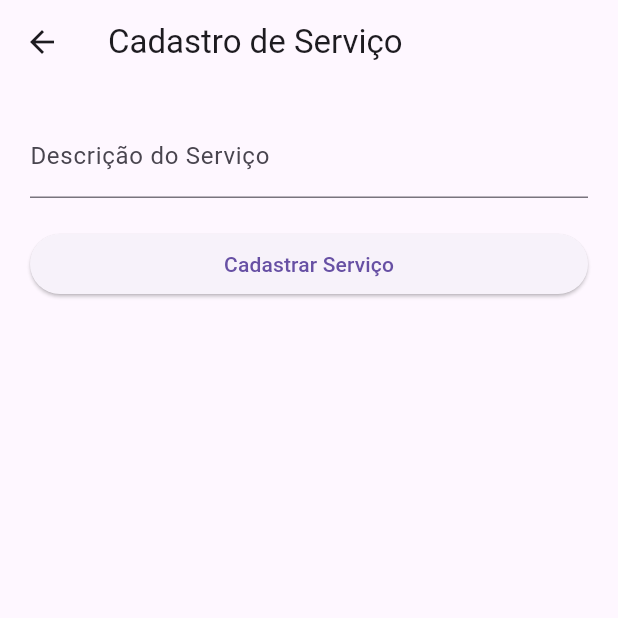
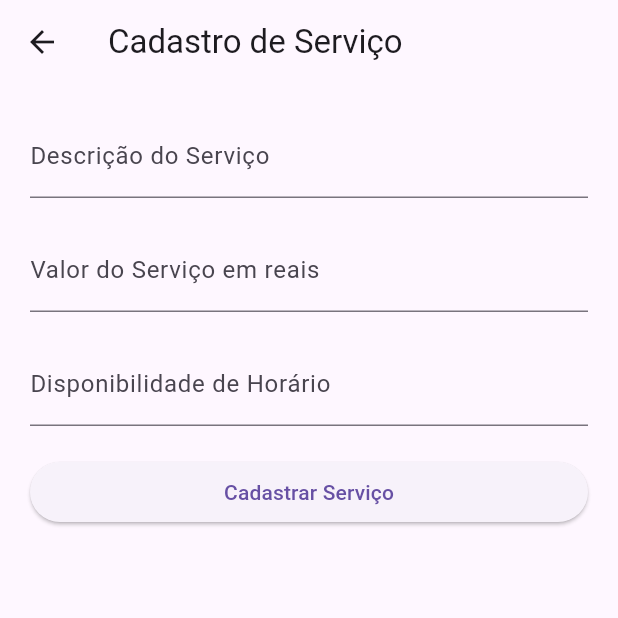
Before and after one commit to ViniciusDevelopment/Projeto_de_sistemas-2024.1, a Flutter app: the ServiceRegistrationPage screen opened directly, on a phone screen of 412 x 824 dp, the top half of it. Run offline on Flutter 3.47's test engine with Material 3 defaults, Android fonts, the phone set to English and light mode, and no system bars; our stand-ins replace cloud_firestore, firebase_auth, firebase_core, get, table_calendar; missing offline and left inert: dart:js; accounts and stored records are empty; network calls fail.

Commit message:
Adicionando os campos Valor e Disponibilidade no cadastro de serviço

```diff
--- a/aplicacaoflutter/lib/Controller/ServiceController.dart
+++ b/aplicacaoflutter/lib/Controller/ServiceController.dart
@@ -22,7 +22,8 @@ class ServiceController extends GetxController {
       await _db.collection("Servicos").add({
         "uid": user.uid, // Vincular o UID do usuário ao serviço
         "descricao": service.descricao,
-        // Adicionar mais campos do serviço conforme necessário
+        "valor": service.valor,
+        "disponibilidade": service.disponibilidade,
       });
 
       // Exibir mensagem de sucesso
--- a/aplicacaoflutter/lib/Models/Service.dart
+++ b/aplicacaoflutter/lib/Models/Service.dart
@@ -1,14 +1,19 @@
 class ServiceModel {
-  final String descricao;
+  String descricao;
+  double valor;
+  String disponibilidade;
 
+  ServiceModel({
+    required this.descricao,
+    required this.valor,
+    required this.disponibilidade,
+  });
 
-  const ServiceModel(
-      {required this.descricao,});
-
-  toJson() {
+  Map<String, dynamic> toMap() {
     return {
-      "Descricao": descricao,
-
+      'descricao': descricao,
+      'valor': valor,
+      'disponibilidade': disponibilidade,
     };
   }
 }
--- a/aplicacaoflutter/lib/Pagescliente/CadastrarservicoPage.dart
+++ b/aplicacaoflutter/lib/Pagescliente/CadastrarservicoPage.dart
@@ -1,25 +1,37 @@
 import 'package:flutter/material.dart';
+import 'package:flutter/services.dart'; // Import necessário para FilteringTextInputFormatter
 import 'package:get/get.dart';
 import 'package:servicocerto/Controller/ServiceController.dart';
 import 'package:servicocerto/Models/Service.dart';
 
 class ServiceRegistrationPage extends StatefulWidget {
   @override
-  _ServiceRegistrationPageState createState() => _ServiceRegistrationPageState();
+  _ServiceRegistrationPageState createState() =>
+      _ServiceRegistrationPageState();
 }
 
 class _ServiceRegistrationPageState extends State<ServiceRegistrationPage> {
   final TextEditingController _descricaoController = TextEditingController();
+  final TextEditingController _valorController = TextEditingController();
+  final TextEditingController _disponibilidadeController =
+      TextEditingController();
 
   void _cadastrarServico() {
     String descricao = _descricaoController.text.trim();
+    String valor = _valorController.text.trim();
+    String disponibilidade = _disponibilidadeController.text.trim();
 
-    if (descricao.isNotEmpty) {
-      ServiceModel service = ServiceModel(descricao: descricao);
+    if (descricao.isNotEmpty &&
+        valor.isNotEmpty &&
+        disponibilidade.isNotEmpty) {
+      ServiceModel service = ServiceModel(
+        descricao: descricao,
+        valor: double.parse(valor),
+        disponibilidade: disponibilidade,
+      );
       ServiceController.instance.createService(service);
 
       Navigator.pop(context);
-
     } else {
       Get.snackbar(
         "Erro",
@@ -47,6 +59,22 @@ class _ServiceRegistrationPageState extends State<ServiceRegistrationPage> {
               decoration: InputDecoration(labelText: 'Descrição do Serviço'),
             ),
             SizedBox(height: 20.0),
+            TextField(
+              controller: _valorController,
+              decoration:
+                  InputDecoration(labelText: 'Valor do Serviço em reais'),
+              keyboardType: TextInputType.number,
+              inputFormatters: <TextInputFormatter>[
+                FilteringTextInputFormatter.digitsOnly
+              ],
+            ),
+            SizedBox(height: 20.0),
+            TextField(
+              controller: _disponibilidadeController,
+              decoration:
+                  InputDecoration(labelText: 'Disponibilidade de Horário'),
+            ),
+            SizedBox(height: 20.0),
             ElevatedButton(
               onPressed: _cadastrarServico,
               child: Text('Cadastrar Serviço'),
```
Also changed, not shown: aplicacaoflutter/aplicacaoflutter/analysis_options.yaml (added, +28 -0 lines), aplicacaoflutter/aplicacaoflutter/pubspec.yaml (added, +96 -0 lines), aplicacaoflutter/lib/Format/FormatDocument.dart (added, +57 -0 lines), aplicacaoflutter/lib/Pagescliente/homePage.dart (+0 -15 lines), aplicacaoflutter/lib/Pagesdiarista/homePagediarista.dart (+3 -21 lines), aplicacaoflutter/aplicacaoflutter/pubspec.lock (added), 25 other files.
